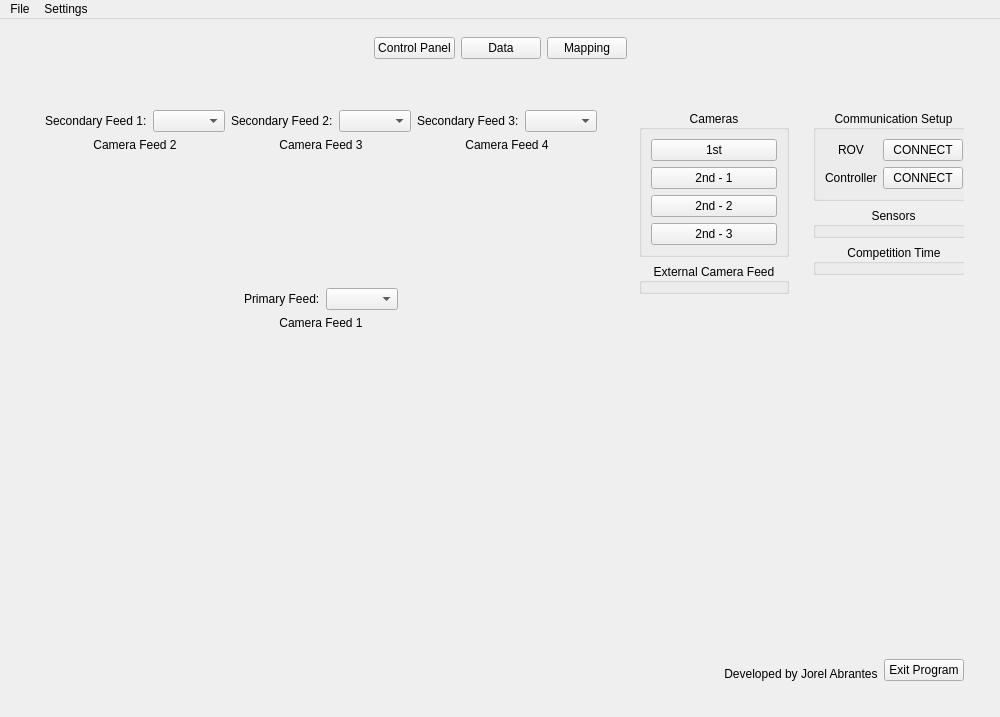
The window that ui/main2.ui (jorelaustin/GUI-for-ROV-Mate-2025) describes before a commit, drawn with Qt 5.
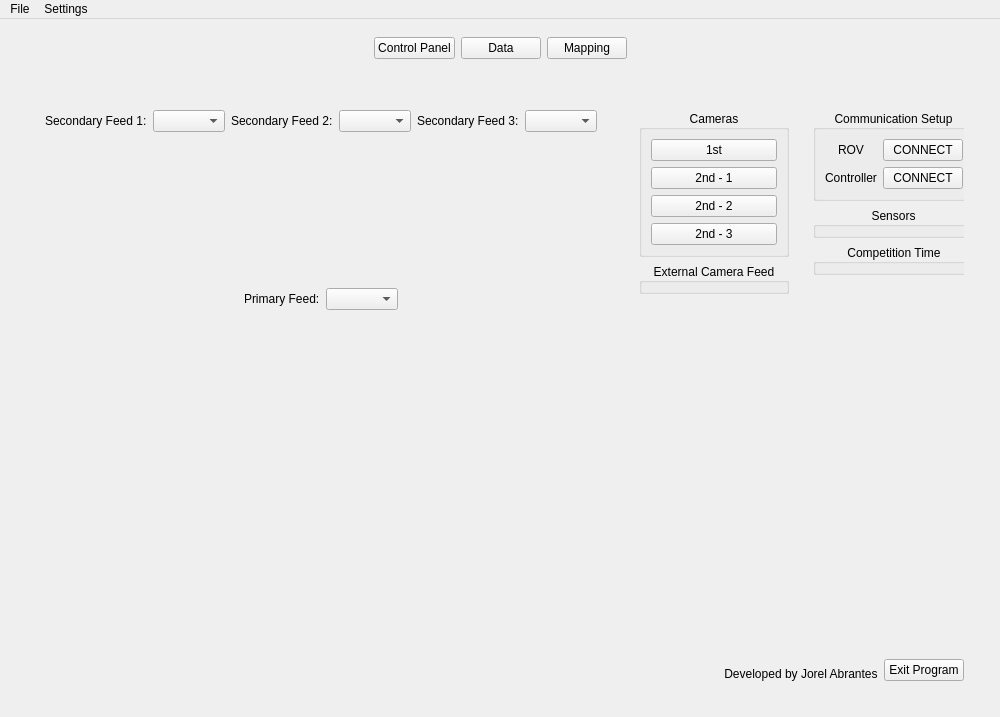
The same window after the commit.

Commit message: Implemented switching tabs

Diff of the .ui file:
```diff
--- a/ui/main2.ui
+++ b/ui/main2.ui
@@ -160,7 +160,7 @@
                         <enum>QFrame::NoFrame</enum>
                        </property>
                        <property name="text">
-                        <string>Camera Feed 4</string>
+                        <string/>
                        </property>
                        <property name="alignment">
                         <set>Qt::AlignHCenter|Qt::AlignTop</set>
@@ -223,7 +223,7 @@
                         <enum>QFrame::NoFrame</enum>
                        </property>
                        <property name="text">
-                        <string>Camera Feed 2</string>
+                        <string/>
                        </property>
                        <property name="alignment">
                         <set>Qt::AlignHCenter|Qt::AlignTop</set>
@@ -286,7 +286,7 @@
                         <enum>QFrame::NoFrame</enum>
                        </property>
                        <property name="text">
-                        <string>Camera Feed 3</string>
+                        <string/>
                        </property>
                        <property name="alignment">
                         <set>Qt::AlignHCenter|Qt::AlignTop</set>
@@ -407,7 +407,7 @@
                       <enum>QFrame::NoFrame</enum>
                      </property>
                      <property name="text">
-                      <string>Camera Feed 1</string>
+                      <string/>
                      </property>
                      <property name="alignment">
                       <set>Qt::AlignHCenter|Qt::AlignTop</set>
```
Left out of the diff: 2 changed lines with no effect on the pictures. The commit also changes 7 other files.
